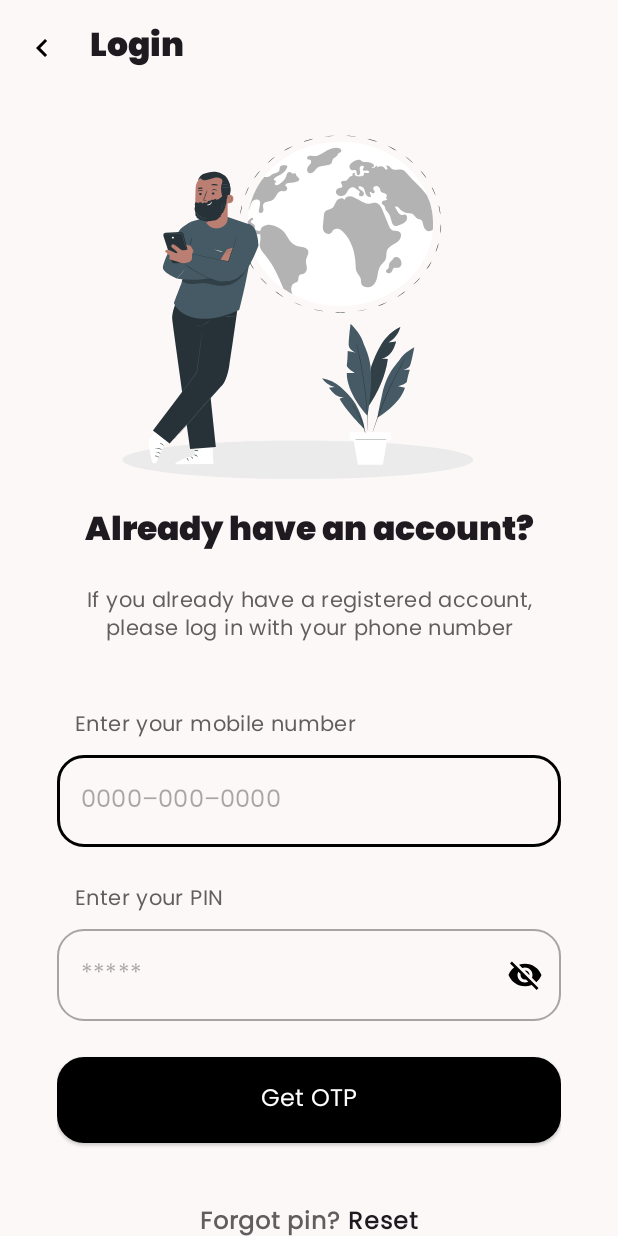
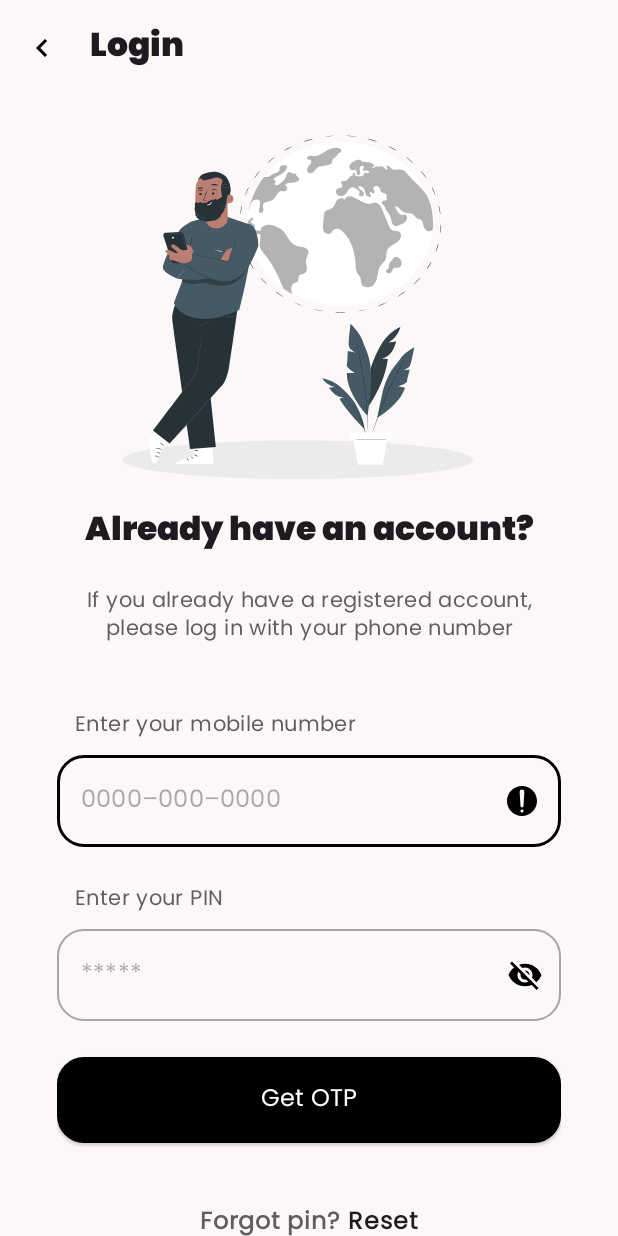
Before and after one commit to AhmedTHossain/kormi, an Android app: the LoginActivity screen opened directly, with no data from a screen before it, on a phone screen of 412 x 824 dp. Run offline under Robolectric (Android 15) with nearby library versions, the phone set to English and light mode, and no system bars.

Commit message:
Add visual icon on valid phone number input
- optimize LoginActivity code
- add dependency for leakCanary library for memory leak detection

```diff
--- a/app/build.gradle.kts
+++ b/app/build.gradle.kts
@@ -41,6 +41,11 @@ dependencies {
     implementation(libs.material)
     implementation(libs.activity)
     implementation(libs.constraintlayout)
+
+    // leakCanary is a memory leak detection library for Android.
+    // debugImplementation because LeakCanary should only run in debug builds.
+    debugImplementation(libs.leakcanary.android)
+
     testImplementation(libs.junit)
     androidTestImplementation(libs.ext.junit)
     androidTestImplementation(libs.espresso.core)
--- a/app/src/main/res/drawable/ic_correct_input.xml
+++ b/app/src/main/res/drawable/ic_correct_input.xml
@@ -1,6 +1,6 @@
 <vector xmlns:android="http://schemas.android.com/apk/res/android"
-    android:width="24dp"
-    android:height="24dp"
+    android:width="20dp"
+    android:height="20dp"
     android:viewportWidth="24"
     android:viewportHeight="24">
   <path
--- a/app/src/main/res/layout/activity_login.xml
+++ b/app/src/main/res/layout/activity_login.xml
@@ -78,7 +78,8 @@
                     android:layout_width="match_parent"
                     android:layout_height="wrap_content"
                     android:hint="@string/text_mobile_number_placeholder"
-                    android:inputType="number" />
+                    android:inputType="number"
+                    android:drawableEnd="@drawable/ic_alert"/>
             </com.google.android.material.textfield.TextInputLayout>
 
             <com.google.android.material.textview.MaterialTextView
--- a/gradle/libs.versions.toml
+++ b/gradle/libs.versions.toml
@@ -4,6 +4,7 @@ junit = "4.13.2"
 junitVersion = "1.1.5"
 espressoCore = "3.5.1"
 appcompat = "1.6.1"
+leakcanaryAndroid = "2.14"
 material = "1.12.0"
 activity = "1.8.0"
 constraintlayout = "2.1.4"
@@ -13,6 +14,7 @@ junit = { group = "junit", name = "junit", version.ref = "junit" }
 ext-junit = { group = "androidx.test.ext", name = "junit", version.ref = "junitVersion" }
 espresso-core = { group = "androidx.test.espresso", name = "espresso-core", version.ref = "espressoCore" }
 appcompat = { group = "androidx.appcompat", name = "appcompat", version.ref = "appcompat" }
+leakcanary-android = { module = "com.squareup.leakcanary:leakcanary-android", version.ref = "leakcanaryAndroid" }
 material = { group = "com.google.android.material", name = "material", version.ref = "material" }
 activity = { group = "androidx.activity", name = "activity", version.ref = "activity" }
 constraintlayout = { group = "androidx.constraintlayout", name = "constraintlayout", version.ref = "constraintlayout" }
```
Also changed, not shown: app/src/main/java/com/apptechbd/kormi/auth/presentation/login/LoginActivity.java (+23 -23 lines).
